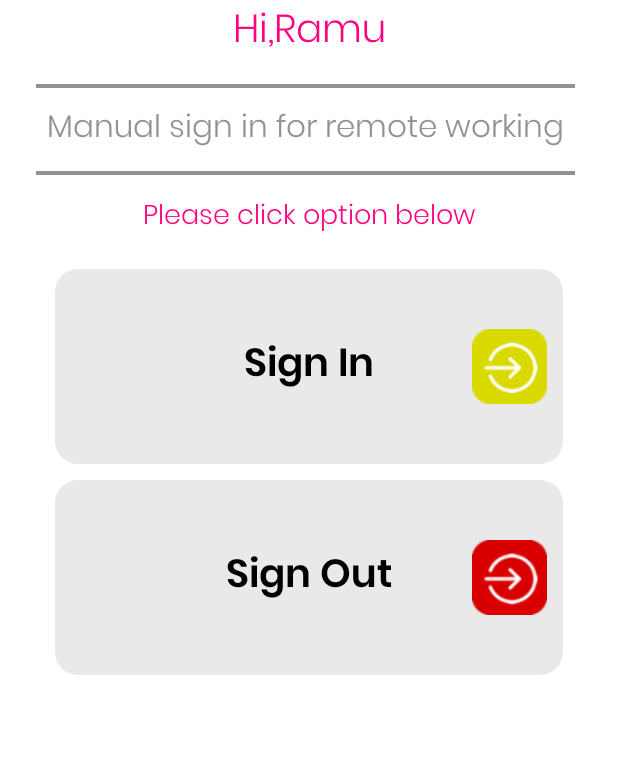
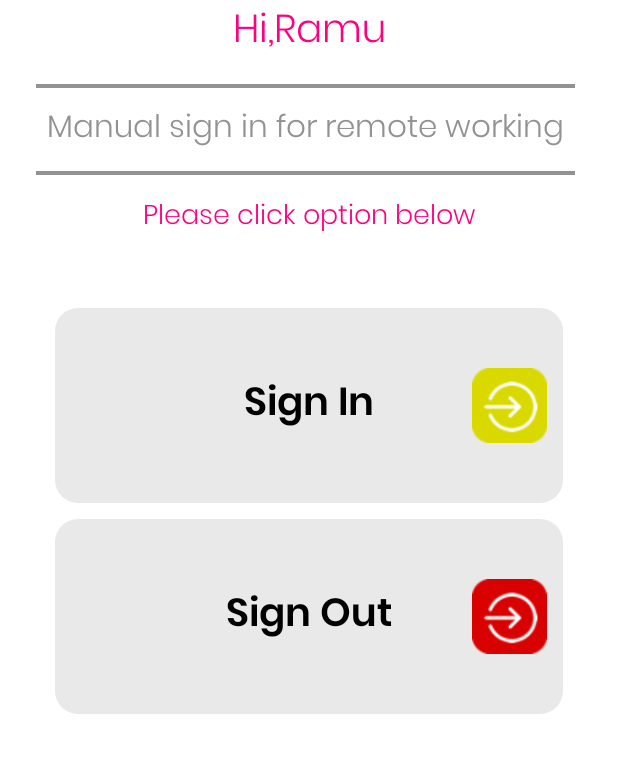
Before and after one commit to ramupal2603/EStaffbookSignInSolution, an Android app: the FireMarshalQrCodeScannerViewActivity screen opened directly, with no data from a screen before it, on a phone screen of 412 x 824 dp, the part 300-1073 px from its top. Run offline under Robolectric (Android 15) with nearby library versions, the light colour scheme and no system bars; our stand-ins replace ButterKnife, sdp/ssp sizes; libraries missing offline, so code that uses them is left out: com.journeyapps.barcodescanner, com.pixplicity.easyprefs, com.vincent.filepicker, pub.devrel.easypermissions; 3 statements that could not run were skipped.

Commit message:
#13102020 Done With Changes.

```diff
--- a/app/src/main/res/layout/content_scan_qr_code.xml
+++ b/app/src/main/res/layout/content_scan_qr_code.xml
@@ -76,7 +76,7 @@
             android:id="@+id/rLoutStaffSignIn"
             style="@style/StaffButtonTheme"
             android:layout_width="match_parent"
-            android:layout_marginTop="@dimen/_15sdp"
+            android:layout_marginTop="@dimen/_35sdp"
             android:layout_height="@dimen/_100sdp"
             android:gravity="center"
             android:orientation="horizontal">
```
